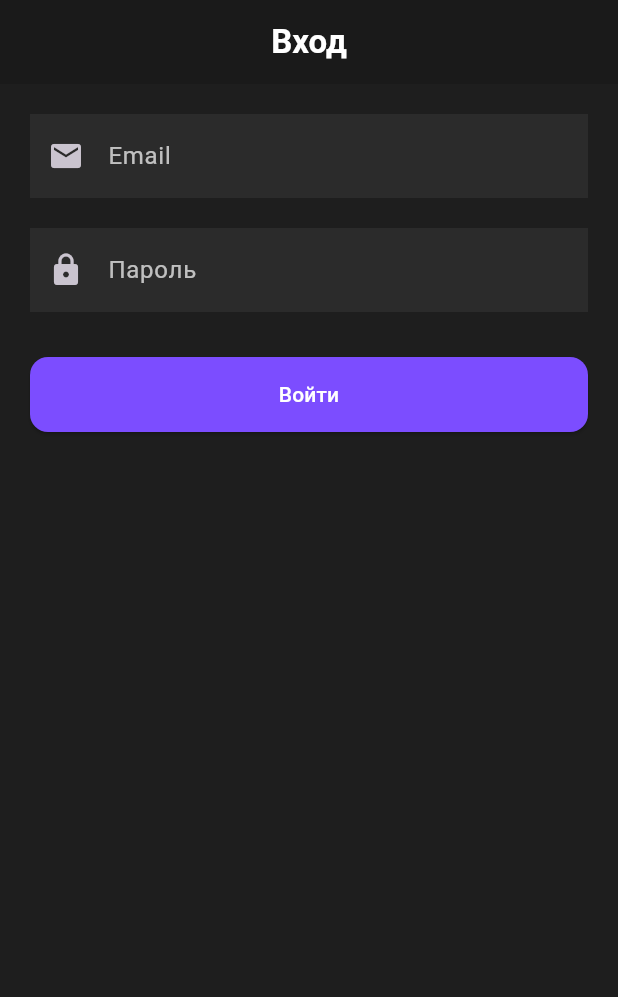
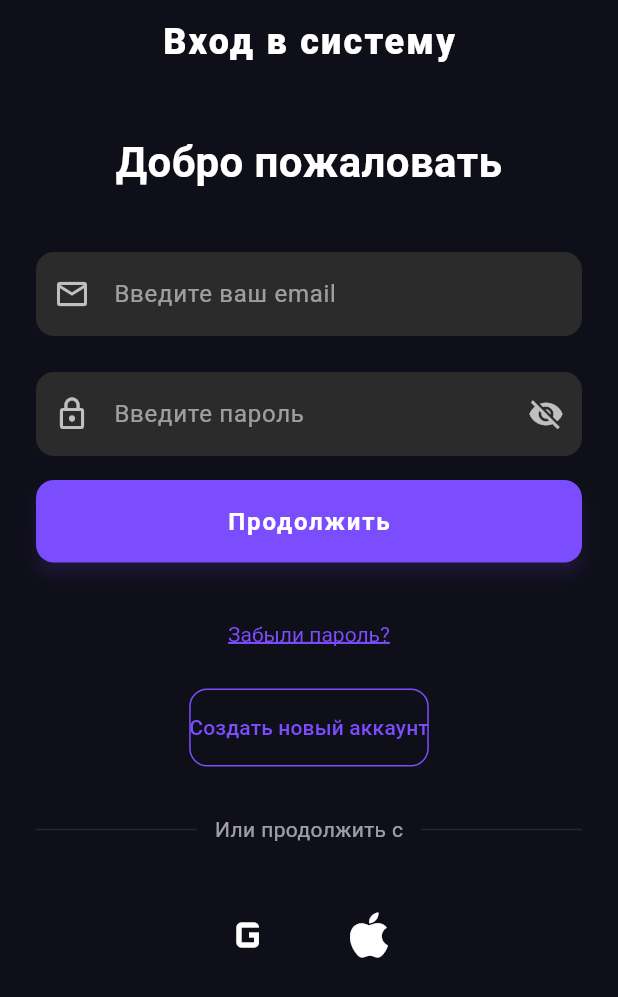
Before and after one commit to GasolinaB/cwycs, a Flutter app: the screen it shows after launch, on a phone screen of 412 x 824 dp. Shown: the top 997 px of the screen. Run offline on Flutter 3.47's test engine with Material 3 defaults, Android fonts, the phone set to English and light mode, and no system bars; our stand-ins replace cloud_firestore, firebase_auth, firebase_core, firebase_storage, image_picker; accounts and stored records are empty.

Commit message:
Обновление дизайна и функционала

```diff
--- a/lib/main.dart
+++ b/lib/main.dart
@@ -6,78 +6,159 @@ import 'firebase_options.dart';
 import 'screens/login_screen.dart';
 import 'screens/profile_screen.dart';
 import 'screens/register_screen.dart';
-import 'screens/forgot_password_screen.dart'; // Создайте этот файл позже
+import 'screens/forgot_password_screen.dart';
 
 void main() async {
   WidgetsFlutterBinding.ensureInitialized();
   await Firebase.initializeApp(
     options: DefaultFirebaseOptions.currentPlatform,
   );
-  runApp(const MyApp());
+  runApp(const CyberApp());
 }
 
-class MyApp extends StatelessWidget {
-  const MyApp({super.key});
+class CyberApp extends StatelessWidget {
+  const CyberApp({super.key});
 
   @override
   Widget build(BuildContext context) {
     return MaterialApp(
       debugShowCheckedModeBanner: false,
-      title: 'CWYCS',
-      theme: ThemeData.dark().copyWith(
-        scaffoldBackgroundColor: const Color(0xFF1E1E1E),
-        colorScheme: ColorScheme.fromSeed(
-          seedColor: Colors.deepPurpleAccent,
-          brightness: Brightness.dark,
+      title: 'CYBERSPACE',
+      themeMode: ThemeMode.dark,
+      darkTheme: _buildCyberTheme(),
+      initialRoute: '/',
+      onGenerateRoute: _generateRoute,
+    );
+  }
+
+  ThemeData _buildCyberTheme() {
+    const cyberGradient = LinearGradient(
+      colors: [Color(0xFF6C2B9B), Color(0xFF2D1B33)],
+      begin: Alignment.topLeft,
+      end: Alignment.bottomRight,
+    );
+
+    return ThemeData.dark().copyWith(
+      scaffoldBackgroundColor: const Color(0xFF0F0F1A),
+      colorScheme: const ColorScheme.dark(
+        primary: Color(0xFF7E57C2),
+        secondary: Color(0xFF00BCD4),
+        surface: Color(0xFF1A1A2E),
       ),
       appBarTheme: const AppBarTheme(
-          backgroundColor: Color(0xFF1A1A1A),
+        backgroundColor: Colors.transparent,
         elevation: 0,
         centerTitle: true,
         titleTextStyle: TextStyle(
-            fontSize: 22,
-            fontWeight: FontWeight.bold,
+          fontSize: 24,
+          fontWeight: FontWeight.w800,
+          letterSpacing: 1.5,
           color: Colors.white,
         ),
-          iconTheme: IconThemeData(color: Colors.white),
+        iconTheme: IconThemeData(color: Colors.white70),
       ),
       textTheme: const TextTheme(
-          bodyMedium: TextStyle(color: Colors.white),
-          headlineSmall: TextStyle(
-            fontSize: 24,
-            fontWeight: FontWeight.bold,
-            color: Colors.deepPurpleAccent,
+        displayLarge: TextStyle(
+          fontSize: 32,
+          fontWeight: FontWeight.w900,
+          color: Colors.white,
+          letterSpacing: 2.0,
+        ),
+        bodyLarge: TextStyle(
+          fontSize: 16,
+          color: Colors.white70,
+          height: 1.5,
         ),
       ),
-        inputDecorationTheme: const InputDecorationTheme(
+      inputDecorationTheme: InputDecorationTheme(
         filled: true,
-          fillColor: Color(0xFF2B2B2B),
-          border: InputBorder.none,
-          labelStyle: TextStyle(color: Colors.white70),
+        fillColor: const Color(0xFF252542),
+        border: OutlineInputBorder(
+          borderRadius: BorderRadius.circular(15),
+          borderSide: BorderSide.none,
+        ),
+        contentPadding: const EdgeInsets.symmetric(
+            horizontal: 24, vertical: 18),
+        hintStyle: TextStyle(
+            color: Colors.white.withOpacity(0.4)),
       ),
       elevatedButtonTheme: ElevatedButtonThemeData(
         style: ElevatedButton.styleFrom(
-            backgroundColor: Colors.deepPurpleAccent,
+          padding: const EdgeInsets.symmetric(vertical: 20),
+          shape: RoundedRectangleBorder(
+              borderRadius: BorderRadius.circular(15)),
+          backgroundColor: const Color(0xFF7E57C2),
           foregroundColor: Colors.white,
-            padding: const EdgeInsets.symmetric(vertical: 16),
-            shape: RoundedRectangleBorder(
-              borderRadius: BorderRadius.circular(12),
+          elevation: 8,
+          shadowColor: Colors.purpleAccent.withOpacity(0.3),
+          textStyle: const TextStyle(
+            fontSize: 16,
+            fontWeight: FontWeight.w700,
+            letterSpacing: 1.2,
           ),
         ),
       ),
       textButtonTheme: TextButtonThemeData(
         style: TextButton.styleFrom(
-            foregroundColor: Colors.deepPurpleAccent,
+          foregroundColor: const Color(0xFF00BCD4),
+          padding: const EdgeInsets.symmetric(vertical: 12),
+          textStyle: const TextStyle(
+            decoration: TextDecoration.underline,
+            decorationThickness: 2,
           ),
         ),
       ),
-      initialRoute: '/',
-      routes: {
-        '/': (context) => FirebaseAuth.instance.currentUser == null
-            ? const LoginScreen()
-            : const ProfileScreen(),
-        '/register': (context) => const RegisterScreen(),
-        '/forgot-password': (context) => const ForgotPasswordScreen(),
+      cardTheme: CardTheme(
+        color: const Color(0xFF1E1E3D),
+        elevation: 6,
+        shape: RoundedRectangleBorder(
+            borderRadius: BorderRadius.circular(20)),
+        margin: const EdgeInsets.all(12),
+      ),
+      dialogTheme: DialogTheme(
+        backgroundColor: const Color(0xFF252542),
+        shape: RoundedRectangleBorder(
+            borderRadius: BorderRadius.circular(25)),
+      ),
+    );
+  }
+
+  Route<dynamic> _generateRoute(RouteSettings settings) {
+    final user = FirebaseAuth.instance.currentUser;
+
+    switch (settings.name) {
+      case '/':
+        return MaterialPageRoute(
+          builder: (_) => user != null
+              ? const ProfileScreen()
+              : const LoginScreen(),
+        );
+      case '/register':
+        return _buildPageRoute(const RegisterScreen());
+      case '/forgot-password':
+        return _buildPageRoute(const ForgotPasswordScreen());
+      case '/profile':
+        return _buildPageRoute(const ProfileScreen());
+      default:
+        return _buildPageRoute(const LoginScreen());
+    }
+  }
+
+  PageRouteBuilder<dynamic> _buildPageRoute(Widget page) {
+    return PageRouteBuilder(
+      pageBuilder: (context, animation, secondaryAnimation) => page,
+      transitionsBuilder: (context, animation, secondaryAnimation, child) {
+        const begin = Offset(0.0, 1.0);
+        const end = Offset.zero;
+        const curve = Curves.easeInOutQuart;
+
+        var tween = Tween(begin: begin, end: end).chain(
+            CurveTween(curve: curve));
+
+        return SlideTransition(
+          position: animation.drive(tween),
+          child: child,
+        );
       },
     );
   }
--- a/lib/screens/login_screen.dart
+++ b/lib/screens/login_screen.dart
@@ -1,6 +1,7 @@
 import 'package:flutter/material.dart';
 import 'package:firebase_auth/firebase_auth.dart';
-import 'profile_screen.dart'; // 👈 не забудь создать этот экран
+import 'package:cwycs/screens/register_screen.dart';
+import 'package:cwycs/screens/forgot_password_screen.dart';
 
 class LoginScreen extends StatefulWidget {
   const LoginScreen({super.key});
@@ -10,43 +11,47 @@ class LoginScreen extends StatefulWidget {
 }
 
 class _LoginScreenState extends State<LoginScreen> {
-  final _formKey = GlobalKey<FormState>();
   final _emailController = TextEditingController();
   final _passwordController = TextEditingController();
+  bool _isLoading = false;
+  bool _obscurePassword = true;
+  String? _errorMessage;
 
-  String? _error;
-  bool _isLoading = false;
-
-  Future<void> _login() async {
-    if (!_formKey.currentState!.validate()) return;
+  Future<void> _loginUser() async {
+    if (_emailController.text.isEmpty || _passwordController.text.isEmpty) {
+      setState(() => _errorMessage = 'Заполните все поля');
+      return;
+    }
 
     setState(() {
-      _error = null;
       _isLoading = true;
+      _errorMessage = null;
     });
 
     try {
-      final email = _emailController.text.trim();
-      final password = _passwordController.text.trim();
-
-      // Вход в Firebase
       await FirebaseAuth.instance.signInWithEmailAndPassword(
-        email: email,
-        password: password,
+        email: _emailController.text.trim(),
+        password: _passwordController.text.trim(),
       );
-
-      // ✅ Перенаправление на экран профиля
-      if (mounted) {
-        Navigator.of(context).pushReplacement(
-          MaterialPageRoute(builder: (_) => const ProfileScreen()),
-        );
-      }
     } on FirebaseAuthException catch (e) {
-      setState(() => _error = e.message ?? 'Ошибка входа');
+      setState(() => _errorMessage = _parseAuthError(e.code));
     } catch (e) {
-      setState(() => _error = 'Произошла ошибка: $e');
+      setState(() => _errorMessage = 'Ошибка: $e');
     } finally {
       if (mounted) setState(() => _isLoading = false);
+    }
+  }
+
+  String _parseAuthError(String code) {
+    switch (code) {
+      case 'user-not-found':
+        return 'Пользователь не найден';
+      case 'wrong-password':
+        return 'Неверный пароль';
+      case 'invalid-email':
+        return 'Некорректный email';
+      default:
+        return 'Ошибка авторизации';
     }
   }
 
@@ -60,100 +65,209 @@ class _LoginScreenState extends State<LoginScreen> {
   @override
   Widget build(BuildContext context) {
     return Scaffold(
-      appBar: AppBar(title: const Text('Вход')),
-      body: Padding(
-        padding: const EdgeInsets.all(20.0),
-        child: Form(
-          key: _formKey,
-          child: ListView(
-            children: [
-              TextFormField(
-                controller: _emailController,
-                keyboardType: TextInputType.emailAddress,
-                decoration: const InputDecoration(
-                  labelText: 'Email',
-                  prefixIcon: Icon(Icons.email),
-                ),
-                validator: (value) {
-                  if (value == null || value.isEmpty) {
-                    return 'Введите email';
-                  }
-                  if (!value.contains('@')) {
-                    return 'Некорректный email';
-                  }
-                  return null;
-                },
+      appBar: AppBar(
+        title: const Text('Вход в систему'),
+        centerTitle: true,
+        elevation: 0,
+      ),
+      body: Container(
+        padding: const EdgeInsets.symmetric(horizontal: 24, vertical: 32),
+        child: Column(
+          crossAxisAlignment: CrossAxisAlignment.stretch,
+          children: [
+            // Заголовок
+            const Text(
+              'Добро пожаловать',
+              style: TextStyle(
+                fontSize: 28,
+                fontWeight: FontWeight.bold,
+                color: Colors.white,
               ),
-              const SizedBox(height: 20),
-              TextFormField(
-                controller: _passwordController,
-                obscureText: true,
-                decoration: const InputDecoration(
-                  labelText: 'Пароль',
-                  prefixIcon: Icon(Icons.lock),
-                ),
-                validator: (value) {
-                  if (value == null || value.isEmpty) {
-                    return 'Введите пароль';
-                  }
-                  if (value.length < 6) {
-                    return 'Минимум 6 символов';
-                  }
-                  return null;
-                },
-              ),
-              const SizedBox(height: 30),
-              if (_isLoading)
-                const Center(child: CircularProgressIndicator())
-              else
-                ElevatedButton(
-                  onPressed: _login,
-                  style: ElevatedButton.styleFrom(
-                    padding: const EdgeInsets.symmetric(vertical: 15),
-                  ),
-                  child: const Text('Войти'),
-                ),
-              if (_error != null) ...[
-                const SizedBox(height: 20),
-                Text(
-                  _error!,
-                  style: TextStyle(
-                    color: Theme.of(context).colorScheme.error,
-                    fontSize: 16,
-                  ),
-                  textAlign: TextAlign.center,
-                ),
-                TextButton(
-                  onPressed: () async {
-                    final email = _emailController.text.trim();
-                    if (email.isEmpty || !email.contains('@')) {
-                      ScaffoldMessenger.of(context).showSnackBar(
-                        const SnackBar(content: Text('Введите корректный email')),
-                      );
-                      return;
-                    }
+              textAlign: TextAlign.center,
+            ),
+            const SizedBox(height: 40),
 
-                    try {
-                      await FirebaseAuth.instance.sendPasswordResetEmail(email: email);
-                      ScaffoldMessenger.of(context).showSnackBar(
-                        const SnackBar(content: Text('Письмо для сброса отправлено')),
-                      );
-                    } catch (e) {
-                      ScaffoldMessenger.of(context).showSnackBar(
-                        SnackBar(content: Text('Ошибка: $e')),
-                      );
-                    }
-                  },
-                  child: const Text(
-                    'Забыли пароль?',
-                    style: TextStyle(color: Colors.deepPurpleAccent),
-                  ),
-                ),
-              ]
-            ],
-          ),
+            // Поле email
+            _buildEmailField(),
+            const SizedBox(height: 24),
+
+            // Поле пароля
+            _buildPasswordField(),
+            const SizedBox(height: 16),
+
+            // Кнопка входа
+            _buildLoginButton(),
+            const SizedBox(height: 24),
+
+            // Кнопки дополнительных действий
+            _buildActionButtons(),
+            const SizedBox(height: 32),
+
+            // Разделитель
+            _buildDivider(),
+            const SizedBox(height: 32),
+
+            // Социальные кнопки (заглушки)
+            _buildSocialButtons(),
+          ],
         ),
       ),
     );
   }
+
+  Widget _buildEmailField() {
+    return TextFormField(
+      controller: _emailController,
+      keyboardType: TextInputType.emailAddress,
+      style: const TextStyle(color: Colors.white),
+      decoration: InputDecoration(
+        filled: true,
+        fillColor: const Color(0xFF2B2B2B),
+        prefixIcon: const Icon(Icons.email_outlined, color: Colors.white70),
+        hintText: 'Введите ваш email',
+        hintStyle: const TextStyle(color: Colors.white54),
+        border: OutlineInputBorder(
+          borderRadius: BorderRadius.circular(12),
+          borderSide: BorderSide.none,
+        ),
+        contentPadding: const EdgeInsets.symmetric(vertical: 16, horizontal: 20),
+      ),
+    );
+  }
+
+  Widget _buildPasswordField() {
+    return TextFormField(
+      controller: _passwordController,
+      obscureText: _obscurePassword,
+      style: const TextStyle(color: Colors.white),
+      decoration: InputDecoration(
+        filled: true,
+        fillColor: const Color(0xFF2B2B2B),
+        prefixIcon: const Icon(Icons.lock_outline, color: Colors.white70),
+        suffixIcon: IconButton(
+          icon: Icon(
+            _obscurePassword ? Icons.visibility_off : Icons.visibility,
+            color: Colors.white70,
+          ),
+          onPressed: () => setState(() => _obscurePassword = !_obscurePassword),
+        ),
+        hintText: 'Введите пароль',
+        hintStyle: const TextStyle(color: Colors.white54),
+        border: OutlineInputBorder(
+          borderRadius: BorderRadius.circular(12),
+          borderSide: BorderSide.none,
+        ),
+        contentPadding: const EdgeInsets.symmetric(vertical: 16, horizontal: 20),
+      ),
+    );
+  }
+
+  Widget _buildLoginButton() {
+    return ElevatedButton(
+      onPressed: _isLoading ? null : _loginUser,
+      style: ElevatedButton.styleFrom(
+        backgroundColor: Colors.deepPurpleAccent,
+        foregroundColor: Colors.white,
+        padding: const EdgeInsets.symmetric(vertical: 18),
+        shape: RoundedRectangleBorder(
+          borderRadius: BorderRadius.circular(12),
+        ),
+        elevation: 4,
+        shadowColor: Colors.deepPurpleAccent.withOpacity(0.3),
+      ),
+      child: _isLoading
+          ? const SizedBox(
+        width: 24,
+        height: 24,
+        child: CircularProgressIndicator(
+          strokeWidth: 2,
+          color: Colors.white,
+        ),
+      )
+          : const Text(
+        'Продолжить',
+        style: TextStyle(
+          fontSize: 16,
+          fontWeight: FontWeight.bold,
+        ),
+      ),
+    );
+  }
+
+  Widget _buildActionButtons() {
+    return Column(
+      children: [
+        TextButton(
+          onPressed: () => Navigator.pushNamed(context, '/forgot-password'),
+          style: TextButton.styleFrom(
+            foregroundColor: Colors.deepPurpleAccent,
+          ),
+          child: const Text('Забыли пароль?'),
+        ),
+        const SizedBox(height: 12),
+        OutlinedButton(
+          onPressed: () => Navigator.pushNamed(context, '/register'),
+          style: OutlinedButton.styleFrom(
+            foregroundColor: Colors.deepPurpleAccent,
+            side: const BorderSide(color: Colors.deepPurpleAccent),
+            padding: const EdgeInsets.symmetric(vertical: 16),
+            shape: RoundedRectangleBorder(
+              borderRadius: BorderRadius.circular(12),
+            ),
+          ),
+          child: const Text('Создать новый аккаунт'),
+        ),
+      ],
+    );
+  }
+
+  Widget _buildDivider() {
+    return Row(
+      children: [
+        Expanded(
+          child: Divider(
+            color: Colors.white.withOpacity(0.1),
+            thickness: 1,
+          ),
+        ),
+        Padding(
+          padding: const EdgeInsets.symmetric(horizontal: 12),
+          child: Text(
+            'Или продолжить с',
+            style: TextStyle(
+              color: Colors.white.withOpacity(0.6),
+              fontSize: 14,
+            ),
+          ),
+        ),
+        Expanded(
+          child: Divider(
+            color: Colors.white.withOpacity(0.1),
+            thickness: 1,
+          ),
+        ),
+      ],
+    );
+  }
+
+  Widget _buildSocialButtons() {
+    return Row(
+      mainAxisAlignment: MainAxisAlignment.center,
+      children: [
+        IconButton(
+          iconSize: 40,
+          icon: const Icon(Icons.g_mobiledata),
+          color: Colors.white,
+          onPressed: () {},
+        ),
+        const SizedBox(width: 24),
+        IconButton(
+          iconSize: 40,
+          icon: const Icon(Icons.apple),
+          color: Colors.white,
+          onPressed: () {},
+        ),
+      ],
+    );
+  }
 }
--- a/lib/screens/register_screen.dart
+++ b/lib/screens/register_screen.dart
@@ -1,7 +1,7 @@
 import 'package:flutter/material.dart';
 import 'package:firebase_auth/firebase_auth.dart';
 import 'package:cloud_firestore/cloud_firestore.dart';
-import 'package:cwycs/main_navigation.dart'; // Основной импорт
+import 'package:cwycs/main_navigation.dart';
 
 class RegisterScreen extends StatefulWidget {
   const RegisterScreen({super.key});
@@ -55,6 +55,7 @@ class _RegisterScreenState extends State<RegisterScreen> {
             'username': username,
             'createdAt': FieldValue.serverTimestamp(),
             'avatar': '',
+            'displayName': username,
           },
         );
 
@@ -69,7 +70,6 @@ class _RegisterScreenState extends State<RegisterScreen> {
           MaterialPageRoute(builder: (_) => const MainNavigation()),
         );
       }
-
     } on FirebaseAuthException catch (e) {
       setState(() => _error = e.message ?? 'Ошибка регистрации');
     } catch (e) {
@@ -102,15 +102,18 @@ class _RegisterScreenState extends State<RegisterScreen> {
               TextFormField(
                 controller: _usernameController,
                 decoration: const InputDecoration(
-                  labelText: 'Имя пользователя',
-                  prefixIcon: Icon(Icons.person),
+                  labelText: 'Никнейм',
+                  prefixIcon: Icon(Icons.alternate_email),
                 ),
                 validator: (value) {
                   if (value == null || value.isEmpty) {
-                    return 'Введите имя пользователя';
+                    return 'Введите никнейм';
                   }
                   if (value.length < 3) {
                     return 'Минимум 3 символа';
+                  }
+                  if (!RegExp(r'^[a-zA-Z0-9_]+$').hasMatch(value)) {
+                    return 'Только буквы, цифры и подчеркивание';
                   }
                   return null;
                 },
@@ -127,7 +130,7 @@ class _RegisterScreenState extends State<RegisterScreen> {
                   if (value == null || value.isEmpty) {
                     return 'Введите email';
                   }
-                  if (!value.contains('@')) {
+                  if (!RegExp(r'^[\w-\.]+@([\w-]+\.)+[\w-]{2,4}$').hasMatch(value)) {
                     return 'Некорректный email';
                   }
                   return null;
```
Lines whose indentation alone changed are shown as unchanged.
